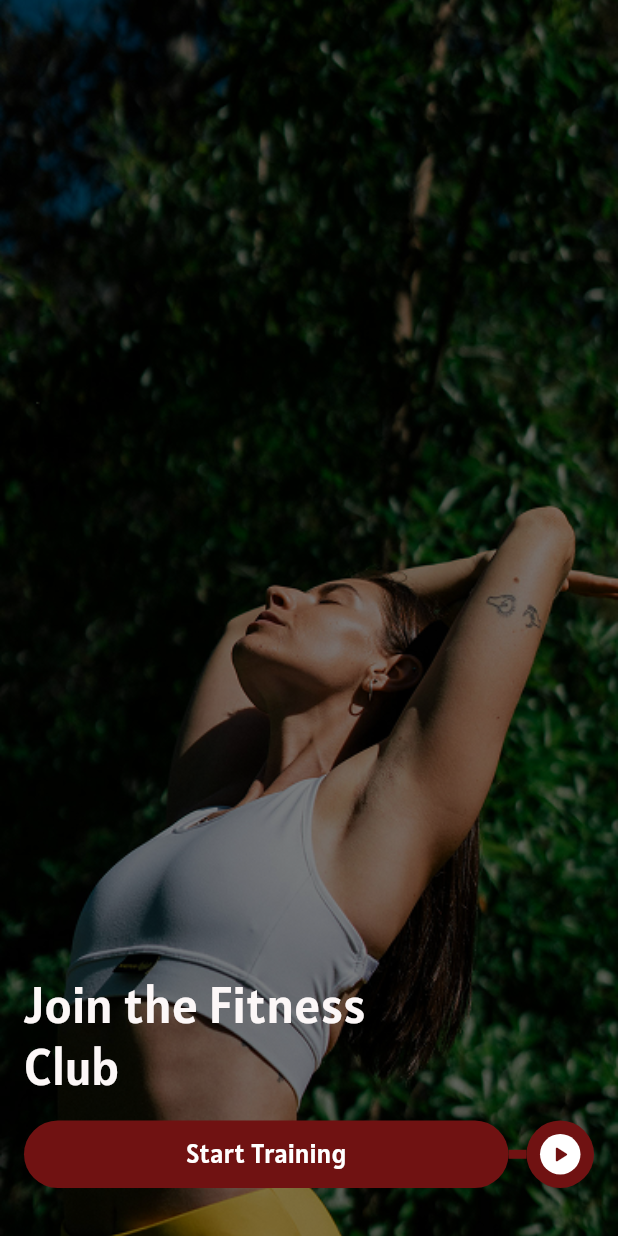
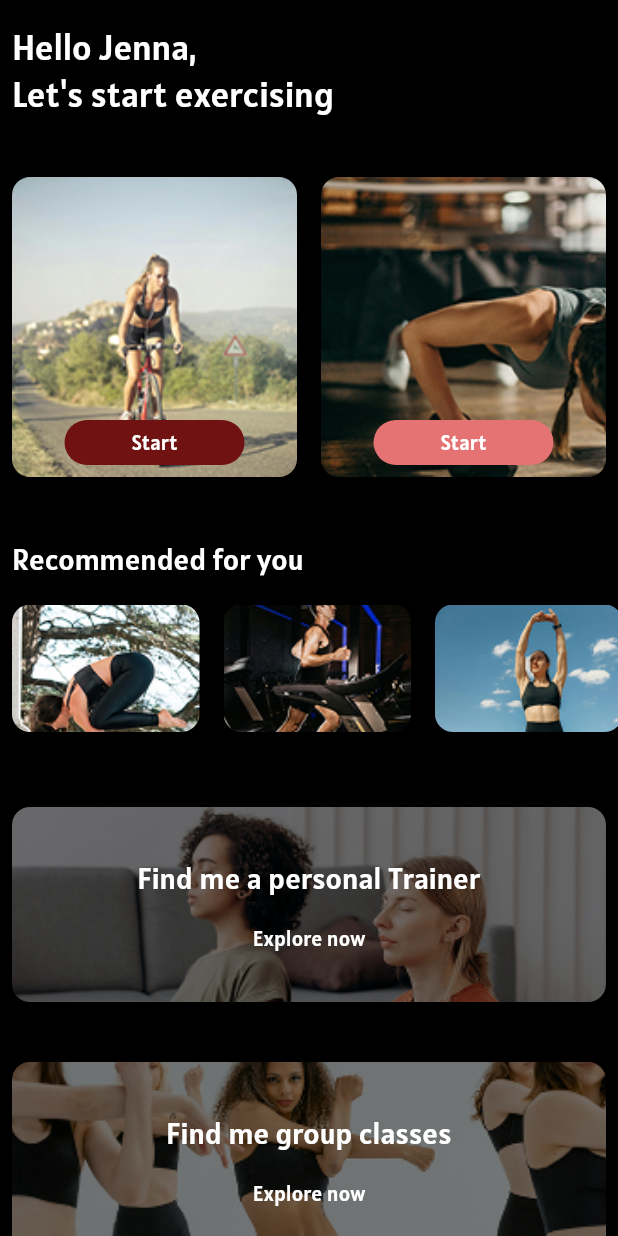
Before and after one commit to Sashmitha4x/flutter-fitness-app, a Flutter app: the screen it shows after launch, after a tap on "Start Training", on a phone screen of 412 x 824 dp. Run offline on Flutter 3.47's test engine with Material 3 defaults, Android fonts, the phone set to English and light mode, and no system bars; our stand-ins replace go_router.

Commit message:
Dashboard screen updated

```diff
--- a/lib/core/routes/app_router.dart
+++ b/lib/core/routes/app_router.dart
@@ -1,27 +1,33 @@
 import 'package:flutter/material.dart';
 import 'package:go_router/go_router.dart';
+import '../../presentation/screens/dashboard_screen.dart';
 import '../../presentation/screens/splash_screen.dart';
 
-/// App Navigation Routes
 class AppRouter {
-  // Route Names
   static const String splash = '/';
   static const String dashboard = '/dashboard';
   static const String workoutPlan = '/workout-plan';
 
-  // Router Configuration
   static final GoRouter router = GoRouter(
     initialLocation: splash,
     routes: [
-      // Splash Screen Route
       GoRoute(
         path: splash,
         name: 'splash',
         builder: (context, state) => const SplashScreen(),
       ),
+      GoRoute(
+        path: dashboard,
+        name: 'dashboard',
+        builder: (context, state) => const DashboardScreen(),
+      ),
+      // Workout Plan Route (will be added in Phase 3)
+      // GoRoute(
+      //   path: workoutPlan,
+      //   name: 'workoutPlan',
+      //   builder: (context, state) => const WorkoutPlanScreen(),
+      // ),
     ],
-
-    // Error handling
     errorBuilder: (context, state) => Scaffold(
       body: Center(
         child: Text('Error: ${state.error}'),
--- a/lib/core/theme/app_sizes.dart
+++ b/lib/core/theme/app_sizes.dart
@@ -39,7 +39,8 @@ class AppSizes {
   static const double spaceS = 8.0;
   static const double spaceM = 16.0;
   static const double spaceL = 24.0;
-  static const double spaceXL = 32.0;
+  static const double spaceXL = 40.0;
+  static const double spaceXXL = 50.0;
 
   // Avatar & Thumbnail Sizes
   static const double thumbnailS = 60.0;
--- a/lib/core/theme/app_theme.dart
+++ b/lib/core/theme/app_theme.dart
@@ -2,10 +2,9 @@ import 'package:flutter/material.dart';
 import 'colors.dart';
 import 'fonts.dart';
 
-/// App Theme Configuration
 class AppTheme {
-  // Dark Theme (Primary Theme)
   static ThemeData darkTheme = ThemeData(
+    useMaterial3: true,
     brightness: Brightness.dark,
     scaffoldBackgroundColor: AppColors.primaryBackground,
     fontFamily: AppFonts.primary,
--- a/lib/core/theme/text_style.dart
+++ b/lib/core/theme/text_style.dart
@@ -12,6 +12,37 @@ class AppTextStyles {
     color: Color.fromRGBO(252, 247, 247, 1),
     height: 1.2,
   );
+  static const TextStyle dashboardGreeting = TextStyle(
+    fontFamily: AppFonts.primary,
+    fontSize: 24,
+    fontWeight: FontWeight.normal,
+    color: AppColors.textPrimary,
+    height: 1.3,
+  );
+  static const TextStyle dashboardGreetingBold = TextStyle(
+    fontFamily: AppFonts.primary,
+    fontSize: 24,
+    fontWeight: FontWeight.bold,
+    color: AppColors.textPrimary,
+    height: 1.3,
+  );
+
+  // Section Headers
+  static const TextStyle sectionHeader = TextStyle(
+    fontFamily: AppFonts.primary,
+    fontSize: 20,
+    fontWeight: FontWeight.normal,
+    color: AppColors.textPrimary,
+  );
+
+  // Workout Title
+  static const TextStyle workoutTitle = TextStyle(
+    fontFamily: AppFonts.primary,
+    fontSize: 28,
+    fontWeight: FontWeight.bold,
+    color: AppColors.textPrimary,
+  );
+
   // Button Text
   static const TextStyle buttonText = TextStyle(
     fontFamily: AppFonts.primary,
@@ -19,12 +50,14 @@ class AppTextStyles {
     fontWeight: FontWeight.bold,
     color: AppColors.textPrimary,
   );
+
   static const TextStyle buttonTextMedium = TextStyle(
     fontFamily: AppFonts.primary,
     fontSize: 16,
     fontWeight: FontWeight.w600,
     color: AppColors.textPrimary,
   );
+
   // Chip Text
   static const TextStyle chipText = TextStyle(
     fontFamily: AppFonts.primary,
@@ -32,17 +65,51 @@ class AppTextStyles {
     fontWeight: FontWeight.w600,
     color: AppColors.chipText,
   );
-  // Section Headers
-  static const TextStyle sectionHeader = TextStyle(
+
+  // Card Title
+  static const TextStyle cardTitle = TextStyle(
     fontFamily: AppFonts.primary,
-    fontSize: 18,
+    fontSize: 20,
     fontWeight: FontWeight.bold,
     color: AppColors.textPrimary,
   );
+
   static const TextStyle cardTitleDark = TextStyle(
     fontFamily: AppFonts.primary,
     fontSize: 20,
     fontWeight: FontWeight.bold,
     color: Color(0xFF000000),
   );
+
+  // Exercise Name
+  static const TextStyle exerciseName = TextStyle(
+    fontFamily: AppFonts.primary,
+    fontSize: 16,
+    fontWeight: FontWeight.w600,
+    color: Color(0xFF000000),
+  );
+
+  // Exercise Repetition
+  static const TextStyle exerciseReps = TextStyle(
+    fontFamily: AppFonts.primary,
+    fontSize: 14,
+    fontWeight: FontWeight.normal,
+    color: AppColors.textSecondary,
+  );
+
+  // Round Title
+  static const TextStyle roundTitle = TextStyle(
+    fontFamily: AppFonts.primary,
+    fontSize: 18,
+    fontWeight: FontWeight.bold,
+    color: Color(0xFF000000),
+  );
+
+  // Small Text
+  static const TextStyle smallText = TextStyle(
+    fontFamily: AppFonts.primary,
+    fontSize: 14,
+    fontWeight: FontWeight.normal,
+    color: AppColors.textSecondary,
+  );
 }
--- a/lib/main.dart
+++ b/lib/main.dart
@@ -11,6 +11,15 @@ void main() {
     DeviceOrientation.portraitUp,
     DeviceOrientation.portraitDown,
   ]);
+  // Set system UI overlay style
+  SystemChrome.setSystemUIOverlayStyle(
+    const SystemUiOverlayStyle(
+      statusBarColor: Colors.transparent,
+      statusBarIconBrightness: Brightness.light,
+      systemNavigationBarColor: Colors.black,
+      systemNavigationBarIconBrightness: Brightness.light,
+    ),
+  );
   runApp(const FitnessClubApp());
 }
 
--- /dev/null
+++ b/lib/presentation/cards/promo_card.dart
@@ -0,0 +1,61 @@
+import 'package:flutter/material.dart';
+import '../../../core/theme/app_sizes.dart';
+import '../../../core/theme/colors.dart';
+
+class PromoCard extends StatelessWidget {
+  final String imagePath;
+  final String title;
+  final String buttonText;
+  final VoidCallback onPressed;
+
+  const PromoCard({
+    super.key,
+    required this.imagePath,
+    required this.title,
+    required this.buttonText,
+    required this.onPressed,
+  });
+
+  @override
+  Widget build(BuildContext context) {
+    return GestureDetector(
+      onTap: onPressed,
+      child: Container(
+        height: 130,
+        decoration: BoxDecoration(
+          borderRadius: BorderRadius.circular(AppSizes.radiusM),
+          image: DecorationImage(
+            image: AssetImage(imagePath),
+            fit: BoxFit.cover,
+          ),
+        ),
+        child: Container(
+          alignment: Alignment.center,
+          child: Column(
+            mainAxisAlignment: MainAxisAlignment.center,
+            children: [
+              Text(
+                title,
+                style: const TextStyle(
+                  color: AppColors.textPrimary,
+                  fontSize: 20,
+                  fontWeight: FontWeight.w400,
+                ),
+                textAlign: TextAlign.center,
+              ),
+              SizedBox(height: AppSizes.spaceM),
+              Text(
+                buttonText,
+                style: const TextStyle(
+                  color: AppColors.textPrimary,
+                  fontSize: 14,
+                  fontWeight: FontWeight.w400,
+                ),
+              ),
+            ],
+          ),
+        ),
+      ),
+    );
+  }
+}
--- /dev/null
+++ b/lib/presentation/cards/recommended_card.dart
@@ -0,0 +1,31 @@
+import 'package:flutter/material.dart';
+import '../../../core/theme/app_sizes.dart';
+
+class RecommendedCard extends StatelessWidget {
+  final String imagePath;
+  final VoidCallback onTap;
+
+  const RecommendedCard({
+    super.key,
+    required this.imagePath,
+    required this.onTap,
+  });
+
+  @override
+  Widget build(BuildContext context) {
+    return GestureDetector(
+      onTap: onTap,
+      child: Container(
+        width: 125,
+        height: 85,
+        decoration: BoxDecoration(
+          borderRadius: BorderRadius.circular(AppSizes.radiusM),
+          image: DecorationImage(
+            image: AssetImage(imagePath),
+            fit: BoxFit.cover,
+          ),
+        ),
+      ),
+    );
+  }
+}
--- /dev/null
+++ b/lib/presentation/cards/workout_card.dart
@@ -0,0 +1,43 @@
+import 'package:flutter/material.dart';
+import 'package:task2_fitness_app/presentation/widgets/buttons/simple_button.dart';
+import '../../../core/theme/app_sizes.dart';
+
+class WorkoutCard extends StatelessWidget {
+  final String imagePath;
+  final VoidCallback onPressed;
+  final Color? buttonColor;
+
+  const WorkoutCard({
+    super.key,
+    required this.imagePath,
+    required this.onPressed,
+    this.buttonColor,
+  });
+
+  @override
+  Widget build(BuildContext context) {
+    return Container(
+      height: 200,
+      decoration: BoxDecoration(
+        borderRadius: BorderRadius.circular(AppSizes.radiusM),
+        image: DecorationImage(
+          image: AssetImage(imagePath),
+          fit: BoxFit.cover,
+        ),
+      ),
+      child: Padding(
+        padding: EdgeInsets.all(AppSizes.paddingS),
+        child: Column(
+          mainAxisAlignment: MainAxisAlignment.end,
+          children: [
+            SimpleButton(
+              text: 'Start',
+              onPressed: onPressed,
+              buttonColor: buttonColor,
+            ),
+          ],
+        ),
+      ),
+    );
+  }
+}
--- /dev/null
+++ b/lib/presentation/screens/dashboard_screen.dart
@@ -0,0 +1,102 @@
+import 'package:flutter/material.dart';
+import 'package:go_router/go_router.dart';
+import 'package:task2_fitness_app/presentation/cards/workout_card.dart';
+import '../../../core/theme/colors.dart';
+import '../../../core/theme/app_sizes.dart';
+import '../../../core/routes/app_router.dart';
+import '../../core/theme/text_style.dart';
+import '../cards/promo_card.dart';
+import '../cards/recommended_card.dart';
+
+class DashboardScreen extends StatelessWidget {
+  const DashboardScreen({super.key});
+
+  @override
+  Widget build(BuildContext context) {
+    return Scaffold(
+      backgroundColor: AppColors.primaryBackground,
+      body: SafeArea(
+        child: SingleChildScrollView(
+          padding: EdgeInsets.all(AppSizes.paddingS),
+          child: Column(
+            crossAxisAlignment: CrossAxisAlignment.start,
+            children: [
+              SizedBox(height: AppSizes.spaceS),
+              Text(
+                'Hello Jenna,',
+                style: AppTextStyles.dashboardGreeting,
+              ),
+              Text(
+                "Let's start exercising",
+                style: AppTextStyles.dashboardGreeting,
+              ),
+              SizedBox(height: AppSizes.spaceXL),
+              Row(
+                children: [
+                  Expanded(
+                    child: WorkoutCard(
+                      imagePath: 'assets/images/start1.png',
+                      buttonColor: const Color.fromARGB(255, 112, 18, 18),
+                      onPressed: () {
+                        context.go(AppRouter.workoutPlan);
+                      },
+                    ),
+                  ),
+                  SizedBox(width: AppSizes.spaceM),
+                  Expanded(
+                    child: WorkoutCard(
+                      imagePath: 'assets/images/start2.png',
+                      buttonColor: const Color(0xFFE57373),
+                      onPressed: () {
+                        context.go(AppRouter.workoutPlan);
+                      },
+                    ),
+                  ),
+                ],
+              ),
+              SizedBox(height: AppSizes.spaceXL),
+              Text(
+                'Recommended for you',
+                style: AppTextStyles.sectionHeader,
+              ),
+              SizedBox(height: AppSizes.spaceM),
+              Row(
+                children: [
+                  RecommendedCard(
+                    imagePath: 'assets/images/recomended1.png',
+                    onTap: () {},
+                  ),
+                  SizedBox(width: AppSizes.spaceM),
+                  RecommendedCard(
+                    imagePath: 'assets/images/recomended2.png',
+                    onTap: () {},
+                  ),
+                  SizedBox(width: AppSizes.spaceM),
+                  RecommendedCard(
+                    imagePath: 'assets/images/recomended3.png',
+                    onTap: () {},
+                  ),
+                ],
+              ),
+              SizedBox(height: AppSizes.spaceXXL),
+              PromoCard(
+                imagePath: 'assets/images/classes1.png',
+                title: 'Find me a personal Trainer',
+                buttonText: 'Explore now',
+                onPressed: () {},
+              ),
+              SizedBox(height: AppSizes.spaceXL),
+              PromoCard(
+                imagePath: 'assets/images/classes2.png',
+                title: 'Find me group classes',
+                buttonText: 'Explore now',
+                onPressed: () {},
+              ),
+              SizedBox(height: AppSizes.spaceM),
+            ],
+          ),
+        ),
+      ),
+    );
+  }
+}
--- a/lib/presentation/screens/splash_screen.dart
+++ b/lib/presentation/screens/splash_screen.dart
@@ -1,5 +1,7 @@
 import 'package:flutter/material.dart';
+import 'package:go_router/go_router.dart';
 import 'package:task2_fitness_app/core/theme/text_style.dart';
+import '../../core/routes/app_router.dart';
 import '../../core/theme/app_sizes.dart';
 import '../widgets/buttons/primary_button.dart';
 
@@ -30,7 +32,9 @@ class SplashScreen extends StatelessWidget {
                   SizedBox(height: AppSizes.spaceM),
                   PrimaryButton(
                     text: 'Start Training',
-                    onPressed: () {},
+                    onPressed: () {
+                      context.go(AppRouter.dashboard);
+                    },
                   ),
                   SizedBox(height: AppSizes.spaceM),
                 ],
--- a/lib/presentation/widgets/buttons/primary_button.dart
+++ b/lib/presentation/widgets/buttons/primary_button.dart
@@ -1,6 +1,6 @@
 import 'package:flutter/material.dart';
-import 'package:task2_fitness_app/core/theme/app_sizes.dart';
-import 'package:task2_fitness_app/core/theme/colors.dart';
+import '../../../core/theme/app_sizes.dart';
+import '../../../core/theme/colors.dart';
 
 class PrimaryButton extends StatelessWidget {
   final String text;
@@ -42,7 +42,7 @@ class PrimaryButton extends StatelessWidget {
                   : Text(
                       text,
                       style: const TextStyle(
-                        color: Color.fromARGB(255, 255, 255, 255),
+                        color: Color(0xFFFFFFFF),
                         fontWeight: FontWeight.w400,
                         fontSize: 18,
                       ),
--- /dev/null
+++ b/lib/presentation/widgets/buttons/simple_button.dart
@@ -0,0 +1,41 @@
+import 'package:flutter/material.dart';
+
+class SimpleButton extends StatelessWidget {
+  final String text;
+  final VoidCallback onPressed;
+  final Color? buttonColor;
+
+  const SimpleButton({
+    super.key,
+    required this.text,
+    required this.onPressed,
+    this.buttonColor,
+  });
+
+  @override
+  Widget build(BuildContext context) {
+    return GestureDetector(
+      onTap: onPressed,
+      child: SizedBox(
+        width: 120,
+        child: Container(
+          height: 30,
+          decoration: BoxDecoration(
+            color: buttonColor ?? const Color(0xFF8B1E1E),
+            borderRadius: BorderRadius.circular(20),
+          ),
+          alignment: Alignment.center,
+          padding: const EdgeInsets.symmetric(horizontal: 24),
+          child: Text(
+            text,
+            style: const TextStyle(
+              color: Color(0xFFFFFFFF),
+              fontWeight: FontWeight.w400,
+              fontSize: 14,
+            ),
+          ),
+        ),
+      ),
+    );
+  }
+}
```
Also changed, not shown: assets/images/classes1.png (added), assets/images/classes2.png (added), assets/images/recomended1.png (added), assets/images/recomended2.png (added), assets/images/recomended3.png (added), assets/images/start1.png (added), assets/images/start2.png (added).
